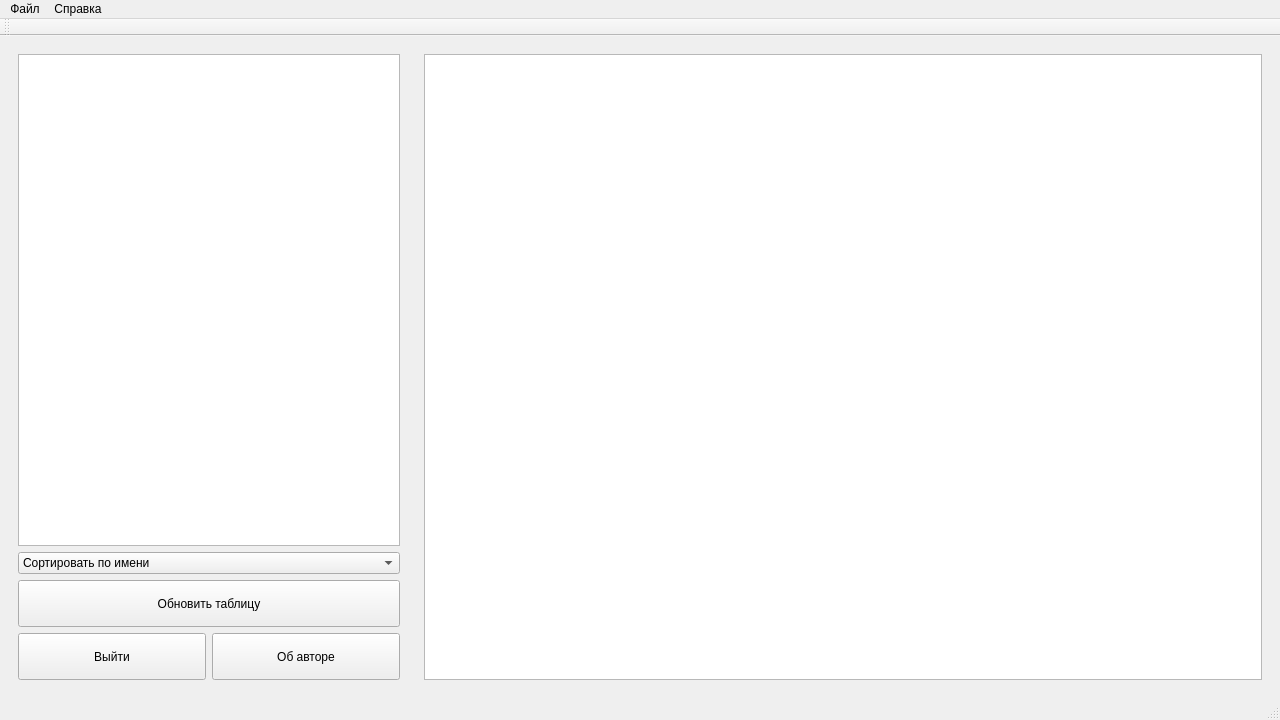
The window that windows/clientWindow.ui (fant1es/eLibrary) describes before a commit, drawn with Qt 5.
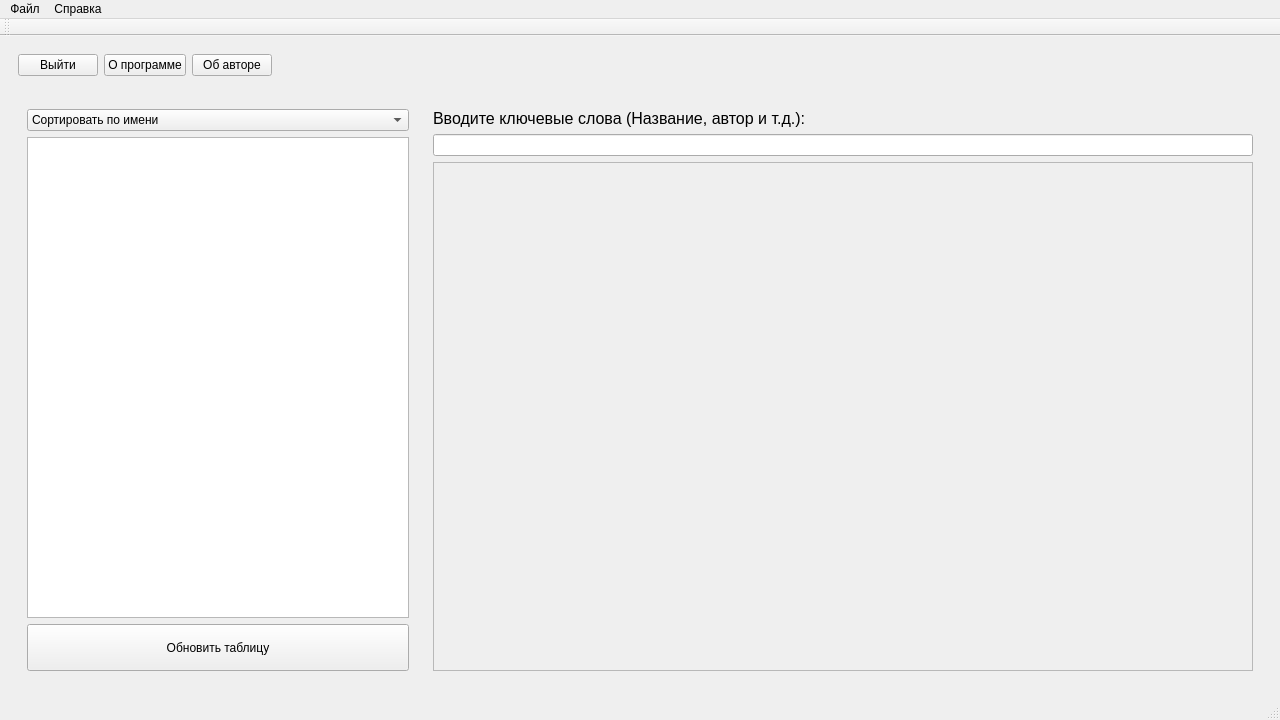
The same window after the commit.

Commit message:
main #2: window design update
- QScrollArea instead of TableWidget
- Created bookCardWidget for beautiful output
- Add Book and BookCard classes

Patch:
```diff
--- a/windows/clientWindow.ui
+++ b/windows/clientWindow.ui
@@ -14,6 +14,36 @@
    <string>MainWindow</string>
   </property>
   <widget class="QWidget" name="centralwidget">
+   <layout class="QVBoxLayout" name="verticalLayout_3">
+    <item alignment="Qt::AlignLeft">
+     <widget class="QWidget" name="horizontalWidget" native="true">
+      <layout class="QHBoxLayout" name="horizontalLayout_6">
+       <item alignment="Qt::AlignLeft">
+        <widget class="QPushButton" name="exit_btn">
+         <property name="text">
+          <string>Выйти</string>
+         </property>
+        </widget>
+       </item>
+       <item alignment="Qt::AlignLeft">
+        <widget class="QPushButton" name="about_program_btn">
+         <property name="text">
+          <string>О программе</string>
+         </property>
+        </widget>
+       </item>
+       <item alignment="Qt::AlignLeft">
+        <widget class="QPushButton" name="about_author_btn">
+         <property name="text">
+          <string>Об авторе</string>
+         </property>
+        </widget>
+       </item>
+      </layout>
+     </widget>
+    </item>
+    <item>
+     <widget class="QWidget" name="horizontalWidget" native="true">
    <layout class="QHBoxLayout" name="horizontalLayout">
     <item>
      <widget class="QWidget" name="verticalWidget" native="true">
@@ -36,16 +66,6 @@
        </size>
       </property>
       <layout class="QVBoxLayout" name="verticalLayout">
-       <item>
-        <widget class="QTreeView" name="filter_tree">
-         <property name="minimumSize">
-          <size>
-           <width>0</width>
-           <height>0</height>
-          </size>
-         </property>
-        </widget>
-       </item>
        <item>
         <widget class="QComboBox" name="sort_combobox">
          <property name="currentText">
@@ -56,6 +76,31 @@
            <string>Сортировать по имени</string>
           </property>
          </item>
+            <item>
+             <property name="text">
+              <string>Сортировать по авторам</string>
+             </property>
+            </item>
+            <item>
+             <property name="text">
+              <string>Сортировать по дате</string>
+             </property>
+            </item>
+            <item>
+             <property name="text">
+              <string>Сортировать по рейтингу</string>
+             </property>
+            </item>
+           </widget>
+          </item>
+          <item>
+           <widget class="QTreeView" name="filter_tree">
+            <property name="minimumSize">
+             <size>
+              <width>0</width>
+              <height>0</height>
+             </size>
+            </property>
         </widget>
        </item>
        <item>
@@ -72,40 +117,7 @@
         </widget>
        </item>
        <item>
-        <layout class="QHBoxLayout" name="horizontalLayout_2">
-         <item>
-          <widget class="QPushButton" name="exit_btn">
-           <property name="minimumSize">
-            <size>
-             <width>60</width>
-             <height>47</height>
-            </size>
-           </property>
-           <property name="maximumSize">
-            <size>
-             <width>400</width>
-             <height>16777215</height>
-            </size>
-           </property>
-           <property name="text">
-            <string>Выйти</string>
-           </property>
-          </widget>
-         </item>
-         <item>
-          <widget class="QPushButton" name="about_author_btn">
-           <property name="minimumSize">
-            <size>
-             <width>60</width>
-             <height>47</height>
-            </size>
-           </property>
-           <property name="text">
-            <string>Об авторе</string>
-           </property>
-          </widget>
-         </item>
-        </layout>
+           <layout class="QHBoxLayout" name="horizontalLayout_2"/>
        </item>
       </layout>
      </widget>
@@ -132,19 +144,38 @@
       </property>
       <layout class="QVBoxLayout" name="verticalLayout_2">
        <item>
-        <widget class="QTableWidget" name="tableWidget">
-         <property name="sizePolicy">
-          <sizepolicy hsizetype="Expanding" vsizetype="Expanding">
-           <horstretch>0</horstretch>
-           <verstretch>0</verstretch>
-          </sizepolicy>
-         </property>
-         <property name="minimumSize">
-          <size>
-           <width>0</width>
-           <height>0</height>
-          </size>
-         </property>
+           <widget class="QLabel" name="label">
+            <property name="font">
+             <font>
+              <pointsize>12</pointsize>
+             </font>
+            </property>
+            <property name="text">
+             <string>Вводите ключевые слова (Название, автор и т.д.):</string>
+            </property>
+           </widget>
+          </item>
+          <item>
+           <widget class="QLineEdit" name="search_edit"/>
+          </item>
+          <item>
+           <widget class="QScrollArea" name="scroll_area">
+            <property name="widgetResizable">
+             <bool>true</bool>
+            </property>
+            <widget class="QWidget" name="scrollAreaWidgetContents">
+             <property name="geometry">
+              <rect>
+               <x>0</x>
+               <y>0</y>
+               <width>818</width>
+               <height>506</height>
+              </rect>
+             </property>
+            </widget>
+           </widget>
+          </item>
+         </layout>
         </widget>
        </item>
       </layout>
```
Left out of the diff: 2 changed lines with no effect on the pictures. Lines whose indentation alone changed are shown as unchanged. The commit also changes 7 other files.
